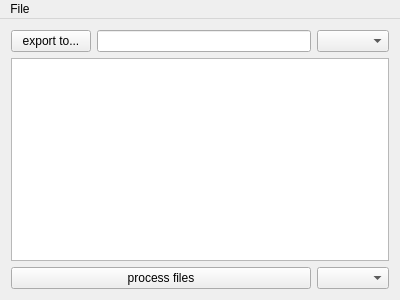
Above: mainwindow.ui from elliotpatros/tweaq before the change. Below: the same form after it.
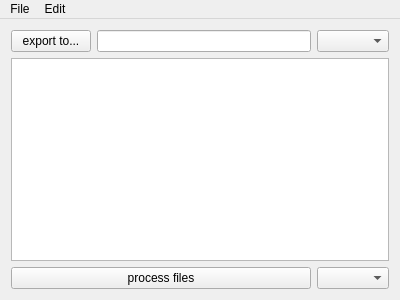
That is the form after the change. Custom widgets are drawn as their Qt base class.

Commit message: added a menu bar

```diff
--- a/mainwindow.ui
+++ b/mainwindow.ui
@@ -87,7 +87,18 @@
     <addaction name="actionChoose_Export_Folder"/>
     <addaction name="actionShow_export_folder"/>
    </widget>
+   <widget class="QMenu" name="menuEdit">
+    <property name="title">
+     <string>Edit</string>
+    </property>
+    <addaction name="actionRemove_all_files"/>
+    <addaction name="actionRemove_selected_files"/>
+    <addaction name="actionRemove_finished_files"/>
+    <addaction name="separator"/>
+    <addaction name="actionProcess"/>
+   </widget>
    <addaction name="menuFile"/>
+   <addaction name="menuEdit"/>
   </widget>
   <action name="actionImport_Audio_Files">
    <property name="text">
```
Left out of the diff: 34 changed lines with no effect on the pictures. The commit also changes 3 other files.
